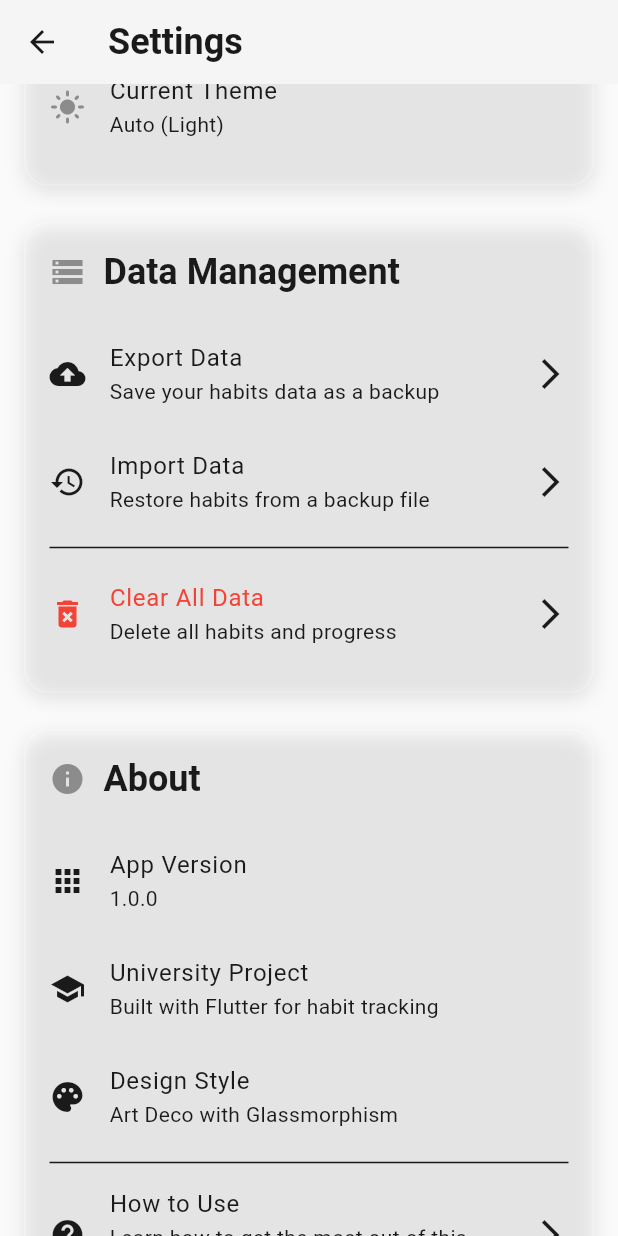
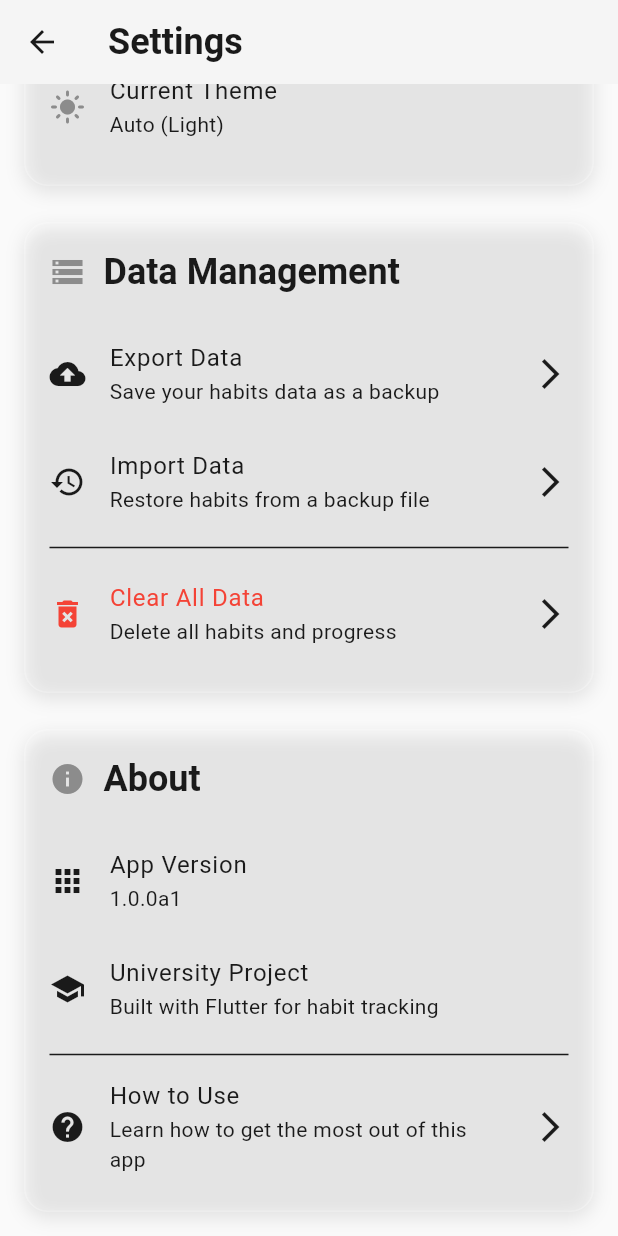
Before and after one commit to blablablah-cmyk/habits_tracker, a Flutter app: the SettingsPage screen opened by its route, scrolled down 366 dp, on a phone screen of 412 x 824 dp. Run offline on Flutter 3.47's test engine with Material 3 defaults, Android fonts, the phone set to English and light mode, and no system bars; our stand-ins replace shared_preferences; accounts and stored records are empty.

Commit message:
settings text

```diff
--- a/lib/screens/settings_page.dart
+++ b/lib/screens/settings_page.dart
@@ -163,19 +163,13 @@ class SettingsPage extends StatelessWidget {
           ListTile(
             leading: Icon(Icons.apps),
             title: Text('App Version'),
-            subtitle: Text('1.0.0'),
+            subtitle: Text('1.0.0a1'),
             contentPadding: EdgeInsets.zero,
           ),
           ListTile(
             leading: Icon(Icons.school),
             title: Text('University Project'),
             subtitle: Text('Built with Flutter for habit tracking'),
-            contentPadding: EdgeInsets.zero,
-          ),
-          ListTile(
-            leading: Icon(Icons.palette),
-            title: Text('Design Style'),
-            subtitle: Text('Art Deco with Glassmorphism'),
             contentPadding: EdgeInsets.zero,
           ),
           Divider(),
```
